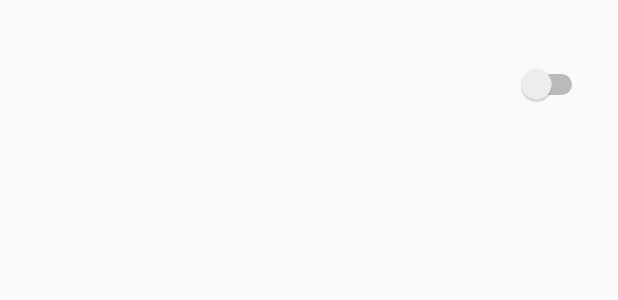
After one commit to cnakj/ARalarm, an Android app: the layout item_alarm.xml on its own in the app's theme, with its tools: preview values and no code run, on a phone screen of 412 x 824 dp. The commit adds this screen. Shown: the top 300 px of the screen. Run offline under Robolectric (Android 15) with nearby library versions, the phone set to English and light mode, and no system bars.

Commit message:
Layout
main layout, alarm item layout, add vector

```diff
--- /dev/null
+++ b/app/src/main/res/layout/item_alarm.xml
@@ -0,0 +1,46 @@
+<?xml version="1.0" encoding="utf-8"?>
+<androidx.constraintlayout.widget.ConstraintLayout xmlns:android="http://schemas.android.com/apk/res/android"
+    xmlns:app="http://schemas.android.com/apk/res-auto"
+    xmlns:tools="http://schemas.android.com/tools"
+    android:layout_width="match_parent"
+    android:layout_height="wrap_content"
+    android:layout_marginTop="10dp"
+    android:layout_marginBottom="10dp"
+    android:layout_marginStart="30dp"
+    android:layout_marginEnd="20dp"
+    android:orientation="vertical">
+
+    <TextView
+        android:id="@+id/txt_alarm_time"
+        android:layout_width="0dp"
+        android:layout_height="wrap_content"
+        android:gravity="start"
+        android:textSize="24sp"
+        app:layout_constraintBottom_toBottomOf="parent"
+        app:layout_constraintEnd_toStartOf="@+id/switch_alarm"
+        app:layout_constraintStart_toStartOf="parent"
+        app:layout_constraintTop_toTopOf="parent" />
+
+    <TextView
+        android:id="@+id/txt_alarm_date"
+        android:layout_width="0dp"
+        android:layout_height="wrap_content"
+        android:textSize="16sp"
+        app:layout_constraintBottom_toBottomOf="parent"
+        app:layout_constraintEnd_toStartOf="@id/switch_alarm"
+        app:layout_constraintStart_toStartOf="parent"
+        app:layout_constraintTop_toBottomOf="@+id/txt_alarm_time" />
+
+    <Switch
+        android:id="@+id/switch_alarm"
+        android:layout_width="wrap_content"
+        android:layout_height="match_parent"
+        android:onClick="onSwitchClicked"
+        android:layout_marginTop="15dp"
+        app:layout_constraintBottom_toBottomOf="parent"
+        app:layout_constraintEnd_toEndOf="parent"
+        app:layout_constraintStart_toEndOf="@id/txt_alarm_time"
+        app:layout_constraintTop_toTopOf="parent" />
+
+
+</androidx.constraintlayout.widget.ConstraintLayout>
```
Also changed, not shown: app/src/main/res/drawable/ic_baseline_add_24.xml (added, +10 -0 lines), app/src/main/res/layout/activity_main.xml (+35 -7 lines), app/src/main/res/values/strings.xml (+7 -0 lines).
